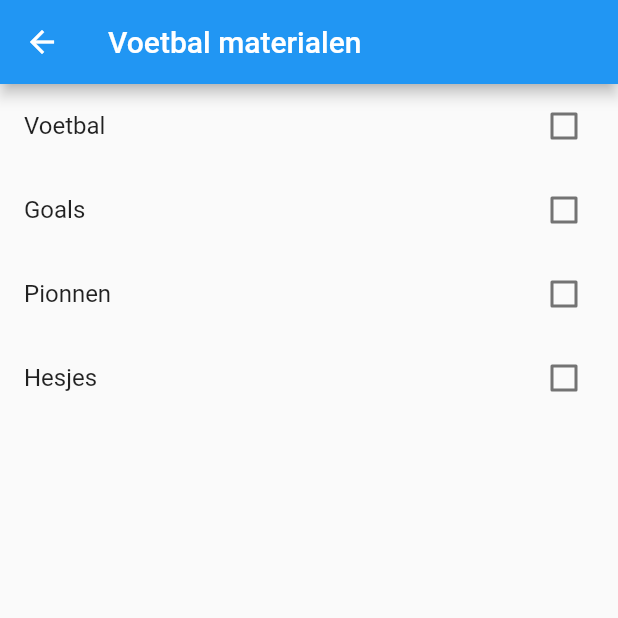
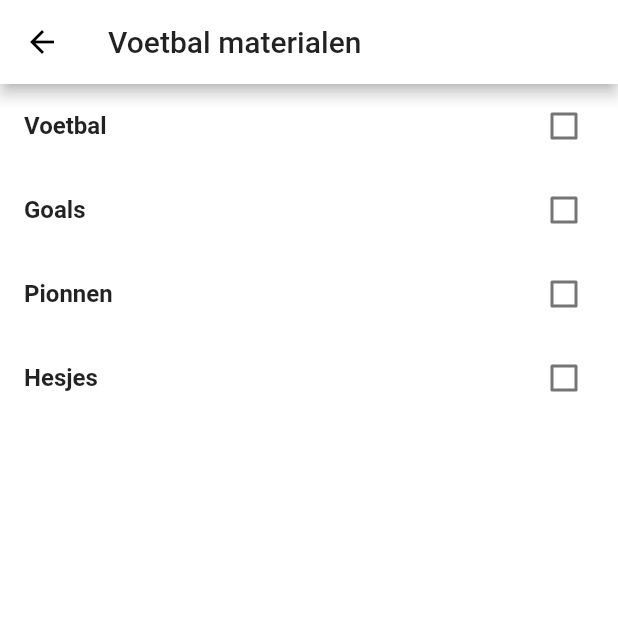
Before and after one commit to martijnH96/sportenindebuurt-front-end, a Flutter app: the screen it shows after launch, after a tap on "Voetbal", on a phone screen of 412 x 824 dp, the top half of it. Run offline on Flutter 3.47's test engine with Material 2 defaults, Android fonts, the phone set to English and light mode, and no system bars; our stand-ins replace flutter_svg; missing offline and left inert: adobe_xd.

Commit message:
css aangepast

```diff
--- a/lib/sportlist.dart
+++ b/lib/sportlist.dart
@@ -1,4 +1,6 @@
 import 'package:flutter/material.dart';
+
+const PrimaryColor = const Color(0xFF151026);
 
 class MySportList extends StatelessWidget {
   @override
@@ -20,6 +22,9 @@ class MySportList extends StatelessWidget {
           return null;
         },
         title: 'Navigation with Arguments',
+        theme: ThemeData(
+          primaryColor: const Color(0xffffffff),
+        ),
         home: HomeScreen(),
         routes: {
           ExtractArgumentsScreen.routeName: (context) =>
@@ -32,15 +37,24 @@ class HomeScreen extends StatelessWidget {
   @override
   Widget build(BuildContext context) {
     return Scaffold(
+      backgroundColor: const Color(0xffffffff),
       appBar: AppBar(
-        title: Text('Home Screen'),
+        title: Text('Home Screen',
+          style: TextStyle(fontWeight: FontWeight.bold, color: Colors.black.withOpacity(1)),
+        ),
       ),
       body: Center(
         child: Column(
           mainAxisAlignment: MainAxisAlignment.center,
           children: <Widget>[
             ElevatedButton(
-              child: Text("Voetbal"),
+              style: ElevatedButton.styleFrom(
+                primary: Colors.white, // background
+                onPrimary: Colors.white, // foreground
+              ),
+              child: Text("Voetbal",
+        style: TextStyle(fontWeight: FontWeight.bold, color: Colors.black.withOpacity(1)),
+              ),
               onPressed: () {
                 stop =0;
                 Navigator.pushNamed(
@@ -54,7 +68,13 @@ class HomeScreen extends StatelessWidget {
               },
             ),
             ElevatedButton(
-              child: Text("Basketbal"),
+              style: ElevatedButton.styleFrom(
+                primary: Colors.white, // background
+                onPrimary: Colors.white, // foreground
+              ),
+              child: Text("Basketbal",
+                style: TextStyle(fontWeight: FontWeight.bold, color: Colors.black.withOpacity(1)),
+              ),
               onPressed: () {
                 stop =0;
                 Navigator.pushNamed(
@@ -82,6 +102,7 @@ class ExtractArgumentsScreen extends StatelessWidget {
     final ScreenArguments args = ModalRoute.of(context).settings.arguments;
 
     return Scaffold(
+      backgroundColor: const Color(0xffffffff),
       appBar: AppBar(
         title: Text(args.title),
       ),
@@ -109,6 +130,7 @@ class PassArgumentsScreen extends StatelessWidget {
   Widget build(BuildContext context) {
     geselecteerdeSport = sport;
     return Scaffold(
+      backgroundColor: const Color(0xffffffff),
       appBar: AppBar(
         title: Text(title),
       ),
@@ -184,7 +206,9 @@ class DynamicallyCheckboxState extends State {
         ListView(
           children: List.keys.map((String key) {
             return new CheckboxListTile(
-              title: new Text(key),
+              title: new Text(key,
+                style: TextStyle(fontWeight: FontWeight.bold),
+              ),
               value: List[key],
               activeColor: Colors.deepPurple[400],
               checkColor: Colors.white,
```
